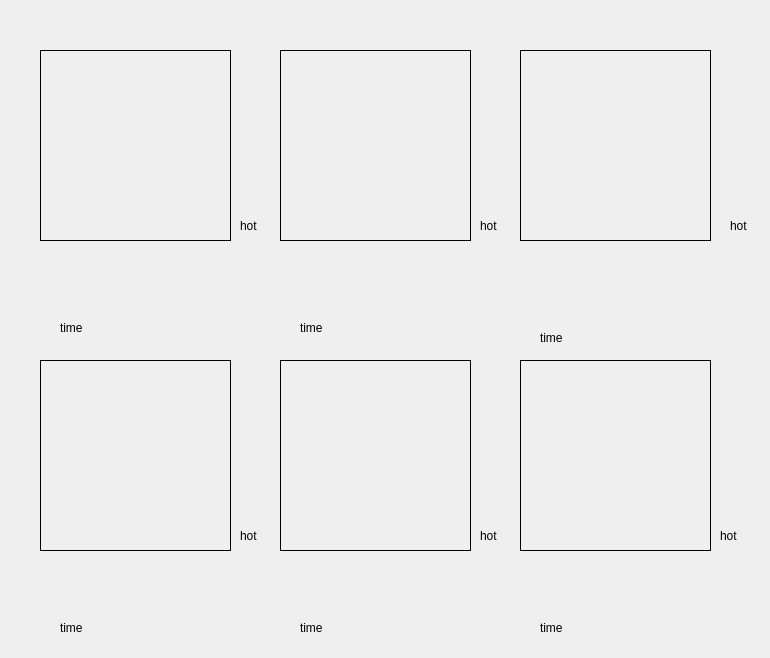
Qt form picstore/pic_show.ui (Godsavelain/PicStore) before a commit.
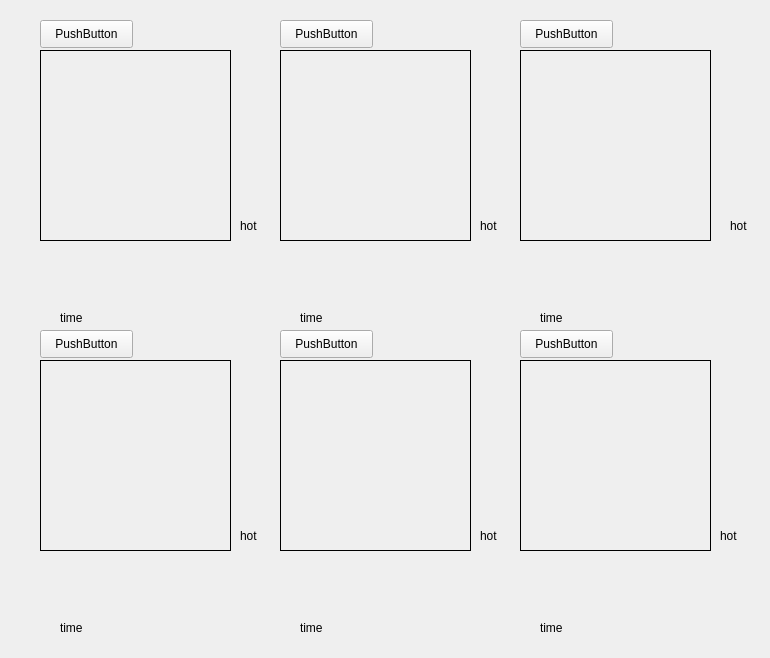
The same form after that commit.

Patch:
```diff
--- a/picstore/pic_show.ui
+++ b/picstore/pic_show.ui
@@ -113,7 +113,7 @@
    <property name="geometry">
     <rect>
      <x>80</x>
-     <y>260</y>
+     <y>250</y>
      <width>101</width>
      <height>16</height>
     </rect>
@@ -126,7 +126,7 @@
    <property name="geometry">
     <rect>
      <x>320</x>
-     <y>260</y>
+     <y>250</y>
      <width>101</width>
      <height>16</height>
     </rect>
@@ -139,7 +139,7 @@
    <property name="geometry">
     <rect>
      <x>560</x>
-     <y>260</y>
+     <y>250</y>
      <width>101</width>
      <height>16</height>
     </rect>
@@ -191,7 +191,7 @@
    <property name="geometry">
     <rect>
      <x>80</x>
-     <y>290</y>
+     <y>280</y>
      <width>101</width>
      <height>16</height>
     </rect>
@@ -204,7 +204,7 @@
    <property name="geometry">
     <rect>
      <x>320</x>
-     <y>290</y>
+     <y>280</y>
      <width>101</width>
      <height>16</height>
     </rect>
@@ -217,7 +217,7 @@
    <property name="geometry">
     <rect>
      <x>560</x>
-     <y>290</y>
+     <y>280</y>
      <width>101</width>
      <height>16</height>
     </rect>
@@ -269,7 +269,7 @@
    <property name="geometry">
     <rect>
      <x>60</x>
-     <y>320</y>
+     <y>310</y>
      <width>181</width>
      <height>16</height>
     </rect>
@@ -282,7 +282,7 @@
    <property name="geometry">
     <rect>
      <x>300</x>
-     <y>320</y>
+     <y>310</y>
      <width>181</width>
      <height>16</height>
     </rect>
@@ -295,7 +295,7 @@
    <property name="geometry">
     <rect>
      <x>540</x>
-     <y>330</y>
+     <y>310</y>
      <width>171</width>
      <height>16</height>
     </rect>
@@ -421,6 +421,84 @@
     <string>hot</string>
    </property>
   </widget>
+  <widget class="QPushButton" name="show1">
+   <property name="geometry">
+    <rect>
+     <x>40</x>
+     <y>20</y>
+     <width>93</width>
+     <height>28</height>
+    </rect>
+   </property>
+   <property name="text">
+    <string>PushButton</string>
+   </property>
+  </widget>
+  <widget class="QPushButton" name="show2">
+   <property name="geometry">
+    <rect>
+     <x>280</x>
+     <y>20</y>
+     <width>93</width>
+     <height>28</height>
+    </rect>
+   </property>
+   <property name="text">
+    <string>PushButton</string>
+   </property>
+  </widget>
+  <widget class="QPushButton" name="show3">
+   <property name="geometry">
+    <rect>
+     <x>520</x>
+     <y>20</y>
+     <width>93</width>
+     <height>28</height>
+    </rect>
+   </property>
+   <property name="text">
+    <string>PushButton</string>
+   </property>
+  </widget>
+  <widget class="QPushButton" name="show4">
+   <property name="geometry">
+    <rect>
+     <x>40</x>
+     <y>330</y>
+     <width>93</width>
+     <height>28</height>
+    </rect>
+   </property>
+   <property name="text">
+    <string>PushButton</string>
+   </property>
+  </widget>
+  <widget class="QPushButton" name="show5">
+   <property name="geometry">
+    <rect>
+     <x>280</x>
+     <y>330</y>
+     <width>93</width>
+     <height>28</height>
+    </rect>
+   </property>
+   <property name="text">
+    <string>PushButton</string>
+   </property>
+  </widget>
+  <widget class="QPushButton" name="show6">
+   <property name="geometry">
+    <rect>
+     <x>520</x>
+     <y>330</y>
+     <width>93</width>
+     <height>28</height>
+    </rect>
+   </property>
+   <property name="text">
+    <string>PushButton</string>
+   </property>
+  </widget>
  </widget>
  <resources/>
  <connections/>
```
